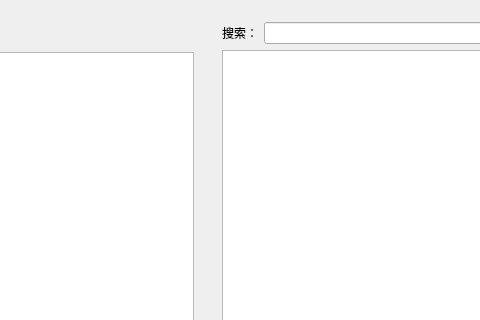
Old version of the form MainWindow.ui in the repository yxp068617-eng/TaskManager; both pictures show x 344 to 824 and y 0 to 320 of the 1200 by 800 pixel window.
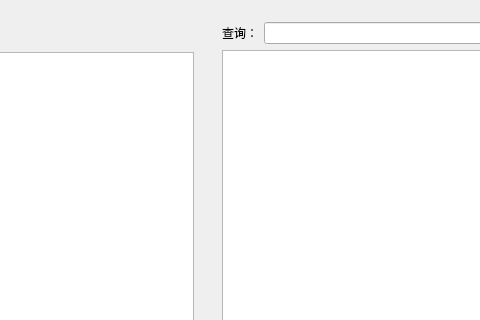
New version of the form.

Commit message: feat: 设计主窗口UI布局

The edit to the form file:
```diff
--- a/MainWindow.ui
+++ b/MainWindow.ui
@@ -83,7 +83,7 @@
          <item>
           <widget class="QLabel" name="label_2">
            <property name="text">
-            <string>搜索：</string>
+            <string>查询：</string>
            </property>
           </widget>
          </item>
```
Left out of the diff: 8 changed lines with no effect on the pictures.
